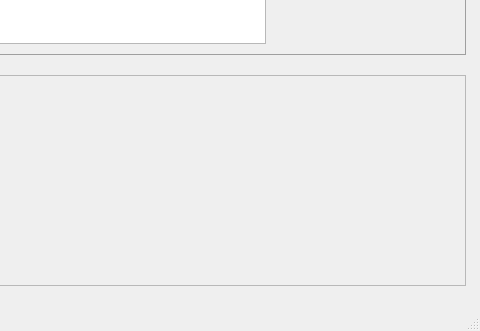
MacFly669/myGitFiles, file Projet3_TRADING/mainwindow.ui: the form before one commit; both pictures show x 395 to 875 and y 323 to 654 of the 875 by 654 pixel window.
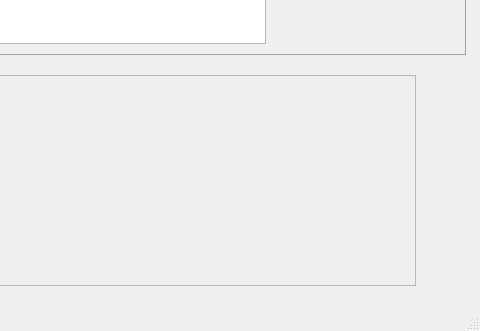
The form after the commit. Icons and pictures are not drawn.

Diff of the .ui file:
```diff
--- a/Projet3_TRADING/mainwindow.ui
+++ b/Projet3_TRADING/mainwindow.ui
@@ -252,7 +252,7 @@
      <rect>
       <x>20</x>
       <y>350</y>
-      <width>841</width>
+      <width>791</width>
       <height>211</height>
      </rect>
     </property>
```
